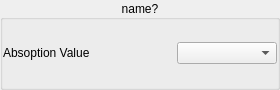
Above: Gui/forms/form_fwheelwidget.ui from slsdetectorgroup/motorControlSoftware before the change. Below: the same form after it.
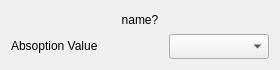
That is the form after the change.

Commit message: minimum cmake3, added to cmk.sh script, fixed forms for rhel7, removed groupboxes cuz of aesthetics for qt5.9 still having borders on group boxes

```diff
--- a/Gui/forms/form_fwheelwidget.ui
+++ b/Gui/forms/form_fwheelwidget.ui
@@ -7,7 +7,7 @@
     <x>0</x>
     <y>0</y>
     <width>280</width>
-    <height>90</height>
+    <height>70</height>
    </rect>
   </property>
   <property name="sizePolicy">
@@ -19,77 +19,33 @@
   <property name="minimumSize">
    <size>
     <width>280</width>
-    <height>90</height>
+    <height>70</height>
    </size>
   </property>
   <property name="maximumSize">
    <size>
     <width>280</width>
-    <height>90</height>
+    <height>70</height>
    </size>
   </property>
   <property name="windowTitle">
    <string>Form</string>
   </property>
-  <layout class="QGridLayout" name="gridFilterWheelObject">
-   <property name="leftMargin">
-    <number>0</number>
-   </property>
-   <property name="topMargin">
-    <number>0</number>
-   </property>
-   <property name="rightMargin">
-    <number>0</number>
-   </property>
-   <property name="bottomMargin">
-    <number>0</number>
-   </property>
-   <property name="spacing">
-    <number>0</number>
-   </property>
-   <item row="0" column="0">
-    <widget class="QGroupBox" name="groupbox">
-     <property name="sizePolicy">
-      <sizepolicy hsizetype="Ignored" vsizetype="Ignored">
-       <horstretch>0</horstretch>
-       <verstretch>0</verstretch>
-      </sizepolicy>
-     </property>
-     <property name="minimumSize">
-      <size>
-       <width>0</width>
-       <height>0</height>
-      </size>
-     </property>
-     <property name="maximumSize">
-      <size>
-       <width>16777215</width>
-       <height>16777215</height>
-      </size>
-     </property>
-     <property name="title">
+  <layout class="QGridLayout" name="gridLayout">
+   <item row="0" column="0" colspan="2">
+    <widget class="QLabel" name="lblFwheel">
+     <property name="text">
       <string>name?</string>
      </property>
      <property name="alignment">
       <set>Qt::AlignCenter</set>
      </property>
-     <property name="flat">
-      <bool>false</bool>
-     </property>
-     <layout class="QGridLayout" name="gridGroupbox">
-      <property name="leftMargin">
-       <number>0</number>
-      </property>
-      <property name="rightMargin">
-       <number>0</number>
-      </property>
-      <property name="horizontalSpacing">
-       <number>0</number>
-      </property>
-      <item row="0" column="0">
+    </widget>
+   </item>
+   <item row="1" column="0">
        <widget class="QLabel" name="lblValue">
         <property name="sizePolicy">
-         <sizepolicy hsizetype="Ignored" vsizetype="Ignored">
+      <sizepolicy hsizetype="Preferred" vsizetype="Fixed">
           <horstretch>0</horstretch>
           <verstretch>0</verstretch>
          </sizepolicy>
@@ -102,7 +58,7 @@
         </property>
        </widget>
       </item>
-      <item row="0" column="1">
+   <item row="1" column="1">
        <widget class="QComboBox" name="comboValue">
         <property name="sizePolicy">
          <sizepolicy hsizetype="Preferred" vsizetype="Fixed">
@@ -110,15 +66,18 @@
           <verstretch>0</verstretch>
          </sizepolicy>
         </property>
+     <property name="minimumSize">
+      <size>
+       <width>0</width>
+       <height>25</height>
+      </size>
+     </property>
         <property name="maximumSize">
          <size>
           <width>100</width>
-          <height>16777215</height>
-         </size>
-        </property>
-       </widget>
-      </item>
-     </layout>
+       <height>25</height>
+      </size>
+     </property>
     </widget>
    </item>
   </layout>
```
Lines whose indentation alone changed are shown as unchanged. The commit also changes 12 other files.
